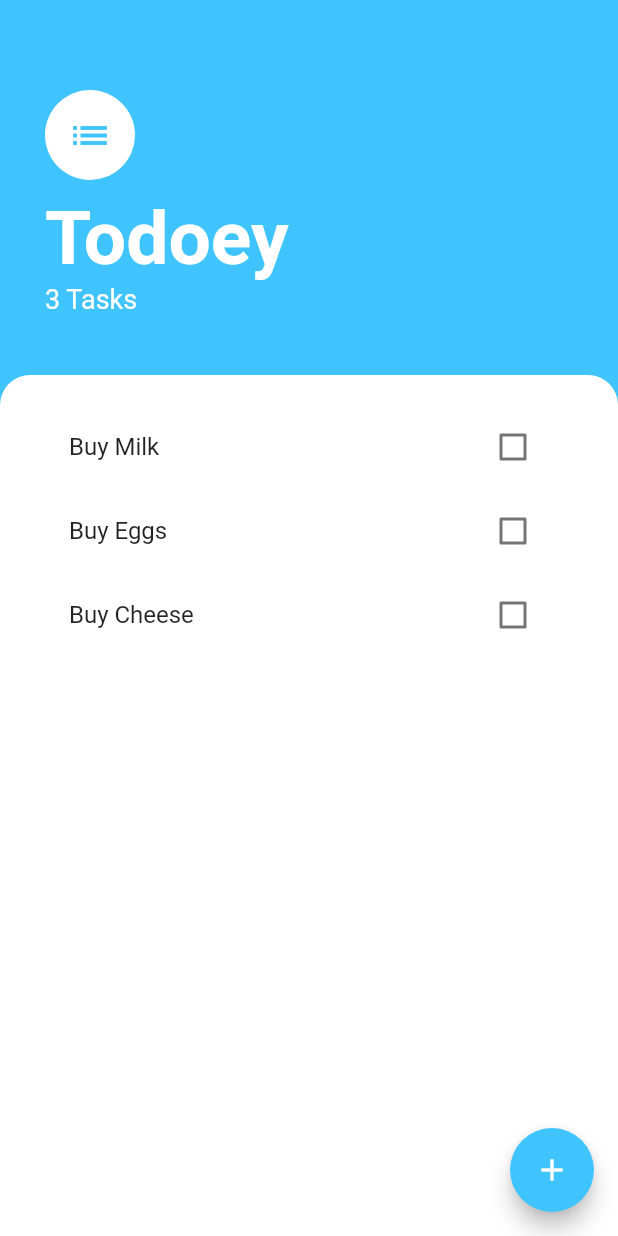
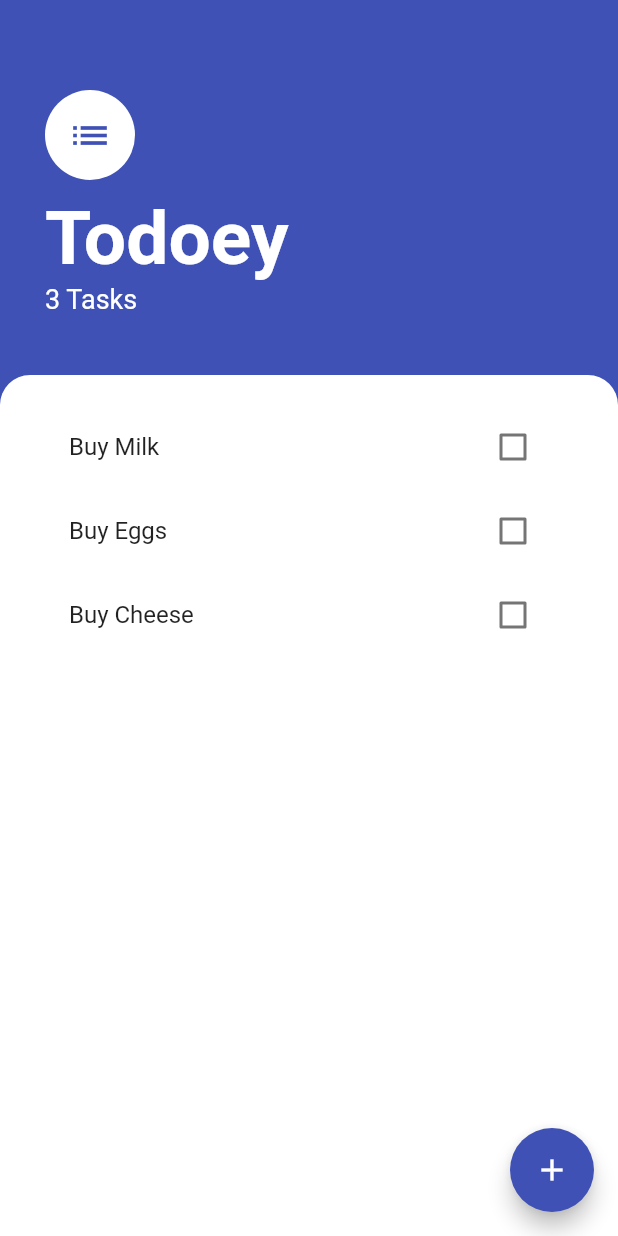
Before and after one commit to timoknapp/flutter-bootcamp, a Flutter app: the screen it shows after launch, on a phone screen of 412 x 824 dp. Run offline on Flutter 3.47's test engine with Material 2 defaults, Android fonts, the light colour scheme and no system bars; our stand-ins replace animated_text_kit, audioplayers, cloud_firestore, firebase_auth, flutter_spinkit, font_awesome_flutter and 3 more; accounts and stored records are empty.

Commit message:
[UPDATE][chapter-12] change primary color

```diff
--- a/chapter_12/todoey-flutter/lib/screens/add_task_screen.dart
+++ b/chapter_12/todoey-flutter/lib/screens/add_task_screen.dart
@@ -4,6 +4,7 @@ import 'package:provider/provider.dart';
 import 'package:todoey_flutter/models/task_data.dart';
 
 class AddTaskScreen extends StatelessWidget {
+  final Color primaryColor = Colors.indigo;
   String taskTitle;
 
   @override
@@ -26,7 +27,7 @@ class AddTaskScreen extends StatelessWidget {
               'Add Task',
               textAlign: TextAlign.center,
               style: TextStyle(
-                color: Colors.lightBlueAccent,
+                color: primaryColor,
                 fontSize: 30.0,
               ),
             ),
@@ -45,7 +46,7 @@ class AddTaskScreen extends StatelessWidget {
             ),
             FlatButton(
                 child: Text('Add'),
-                color: Colors.lightBlueAccent,
+                color: primaryColor,
                 textColor: Colors.white,
                 onPressed: () {
                   Provider.of<TaskData>(context).addTask(taskTitle);
--- a/chapter_12/todoey-flutter/lib/screens/tasks_screen.dart
+++ b/chapter_12/todoey-flutter/lib/screens/tasks_screen.dart
@@ -5,10 +5,11 @@ import 'package:todoey_flutter/screens/add_task_screen.dart';
 import 'package:todoey_flutter/widgets/task_list.dart';
 
 class TasksScreen extends StatelessWidget {
+  final Color primaryColor = Colors.indigo;
   @override
   Widget build(BuildContext context) {
     return Scaffold(
-      backgroundColor: Colors.lightBlueAccent,
+      backgroundColor: primaryColor,
       floatingActionButton: FloatingActionButton(
         onPressed: () {
           showModalBottomSheet(
@@ -23,7 +24,7 @@ class TasksScreen extends StatelessWidget {
             ),
           );
         },
-        backgroundColor: Colors.lightBlueAccent,
+        backgroundColor: primaryColor,
         child: Icon(Icons.add),
       ),
       body: Column(
@@ -45,7 +46,7 @@ class TasksScreen extends StatelessWidget {
                   child: Icon(
                     Icons.list,
                     size: 30.0,
-                    color: Colors.lightBlueAccent,
+                    color: primaryColor,
                   ),
                 ),
                 SizedBox(
--- a/chapter_12/todoey-flutter/lib/widgets/task_tile.dart
+++ b/chapter_12/todoey-flutter/lib/widgets/task_tile.dart
@@ -16,7 +16,7 @@ class TaskTile extends StatelessWidget {
             decoration: isChecked ? TextDecoration.lineThrough : null),
       ),
       trailing: Checkbox(
-        activeColor: Colors.lightBlueAccent,
+        activeColor: Colors.indigo,
         value: isChecked,
         onChanged: toggleCheckbox,
       ),
```
